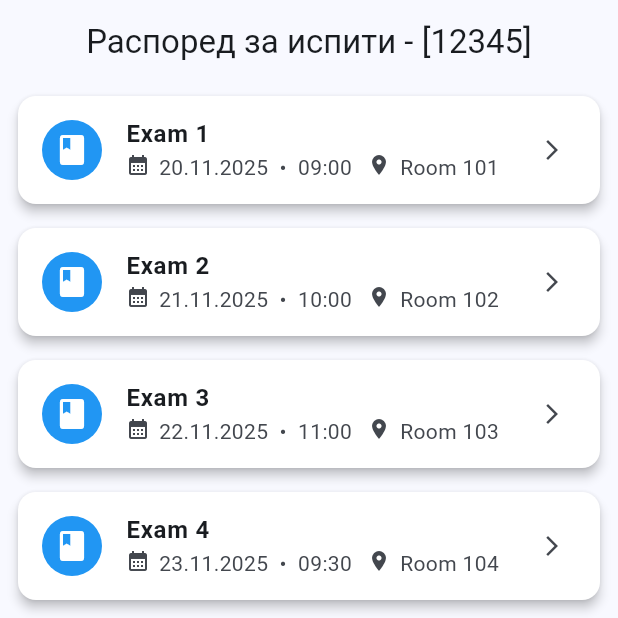
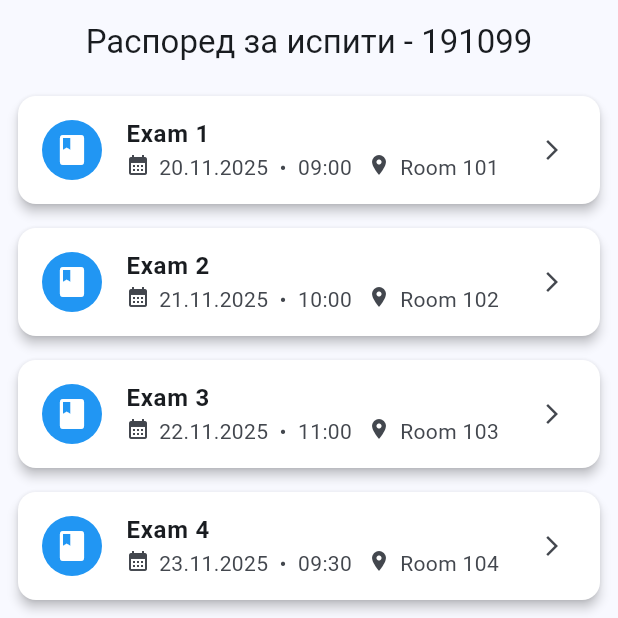
Before and after one commit to angelamukanova/exam_schedule_app, a Flutter app: the screen it shows after launch, on a phone screen of 412 x 824 dp, the top half of it. Run offline on Flutter 3.47's test engine with Material 3 defaults, Android fonts, the phone set to English and light mode, and no system bars.

Commit message:
screenshots

```diff
--- a/lib/screens/exam_list_screen.dart
+++ b/lib/screens/exam_list_screen.dart
@@ -33,7 +33,7 @@ class ExamListScreen extends StatelessWidget {
 
     return Scaffold(
       appBar: AppBar(
-        title: const Text('Распоред за испити - [12345]'), // замени со број на индекс
+        title: const Text('Распоред за испити - 191099'), // замени со број на индекс
         centerTitle: true,
       ),
       body: Stack(
```
Also changed, not shown: 2 other files.
